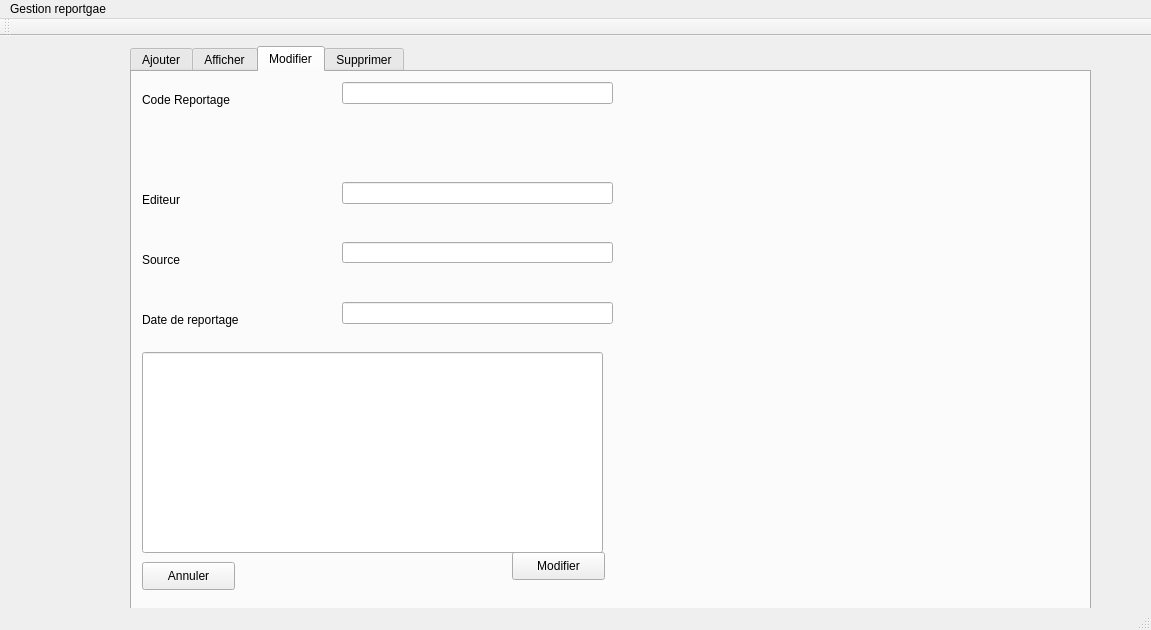
Above: Atelier_Connexion/mainwindow.ui from FirasJery/Olympic_games_2A15 before the change. Below: the same form after it.
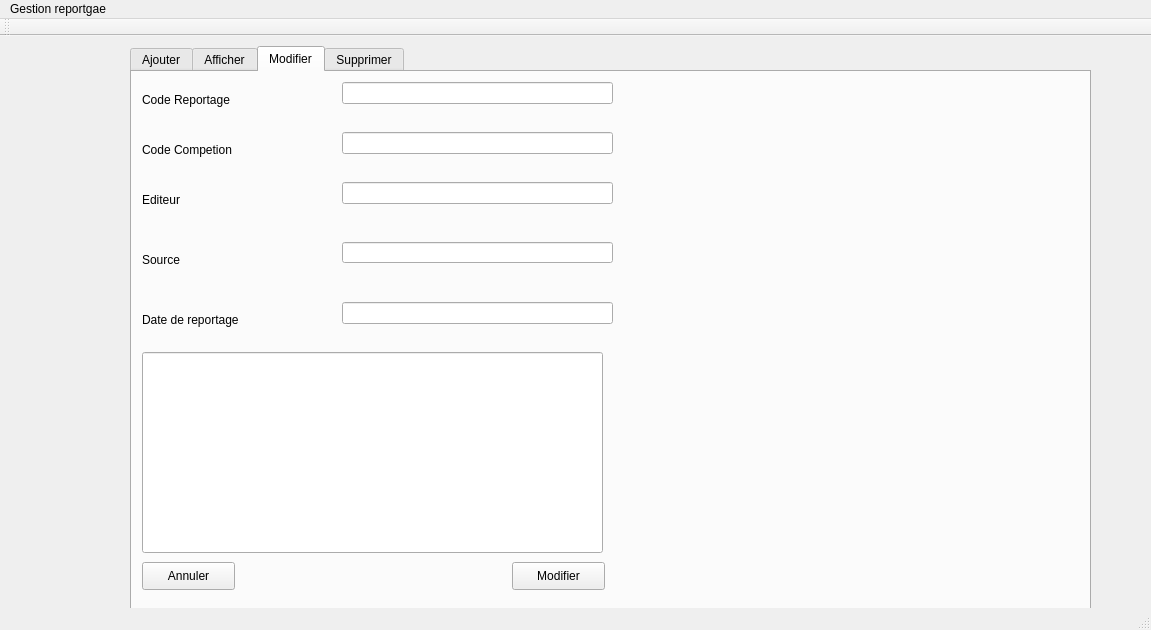
That is the form after the change. The open tabs and pages were chosen to show the change.

Patch:
```diff
--- a/Atelier_Connexion/mainwindow.ui
+++ b/Atelier_Connexion/mainwindow.ui
@@ -315,7 +315,7 @@
       <property name="geometry">
        <rect>
         <x>380</x>
-        <y>480</y>
+        <y>490</y>
         <width>93</width>
         <height>28</height>
        </rect>
@@ -416,6 +416,29 @@
        </rect>
       </property>
      </widget>
+     <widget class="QLabel" name="label_14">
+      <property name="geometry">
+       <rect>
+        <x>10</x>
+        <y>70</y>
+        <width>121</width>
+        <height>16</height>
+       </rect>
+      </property>
+      <property name="text">
+       <string>Code Competion</string>
+      </property>
+     </widget>
+     <widget class="QLineEdit" name="lineEdit_codeCMod">
+      <property name="geometry">
+       <rect>
+        <x>210</x>
+        <y>60</y>
+        <width>271</width>
+        <height>22</height>
+       </rect>
+      </property>
+     </widget>
     </widget>
     <widget class="QWidget" name="tab_4">
      <attribute name="title">
```
Left out of the diff: 25 changed lines with no effect on the pictures.
